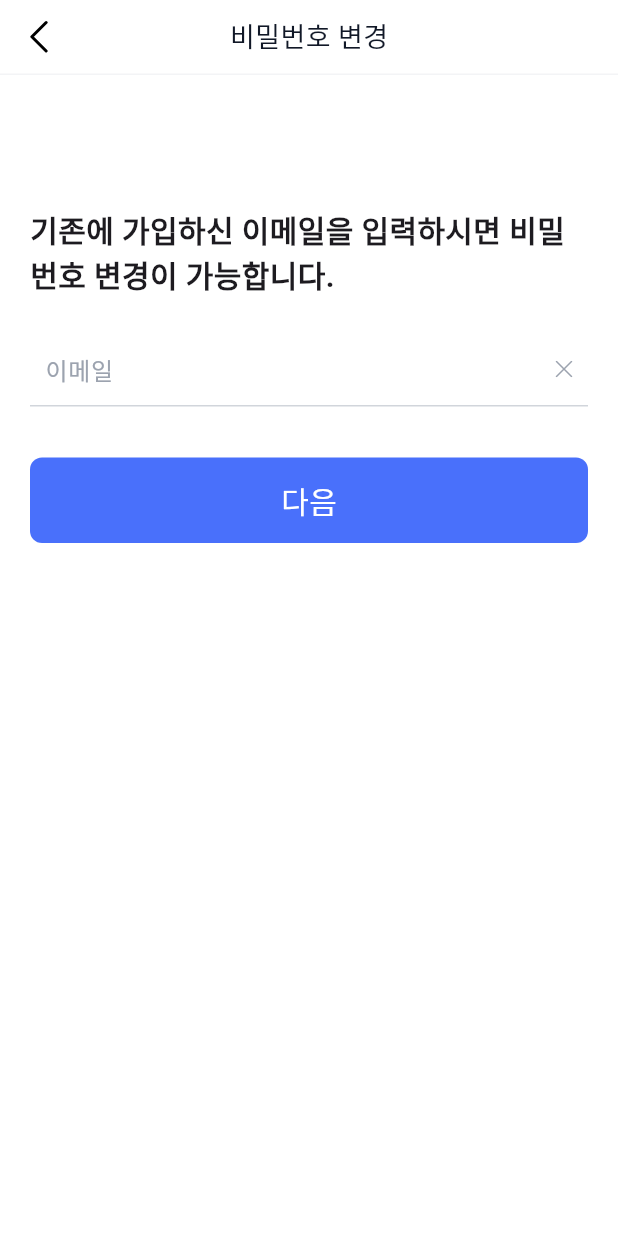
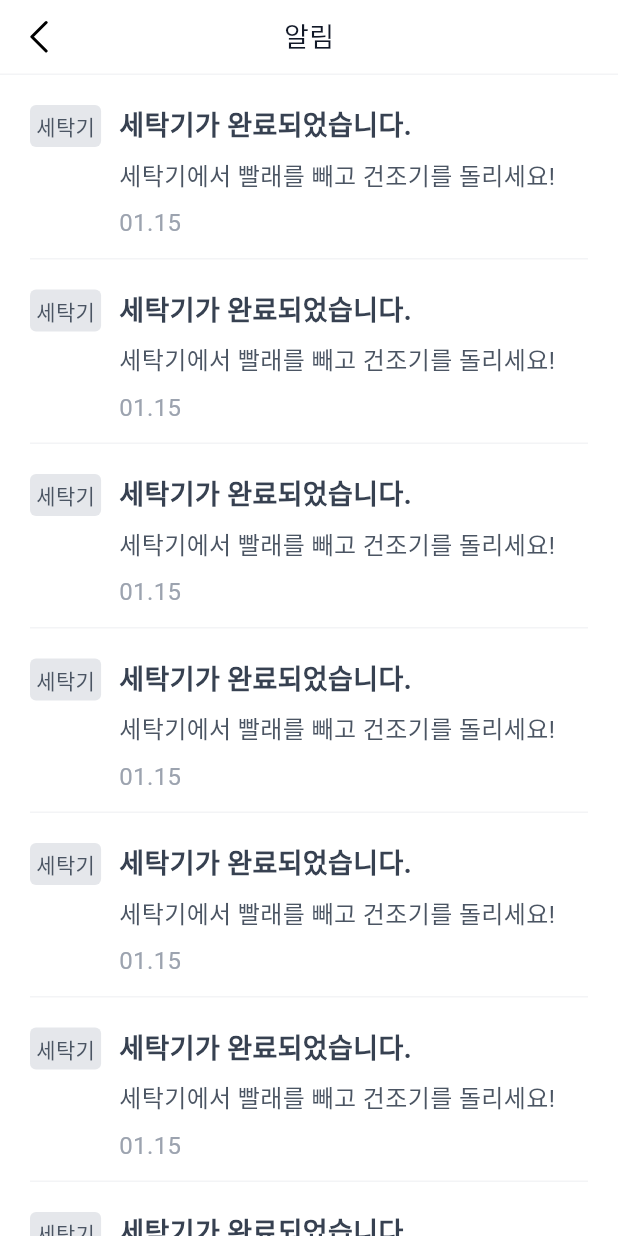
Before and after one commit to TeamPLOY/Bubble_v2, a Flutter app: the screen it shows after launch, on a phone screen of 412 x 824 dp. Run offline on Flutter 3.47's test engine with Material 3 defaults, Android fonts, the phone set to English and light mode, and no system bars; our stand-ins replace flutter_svg, get; Roboto replaces fonts that are missing (PretendardBold, PretendardMedium, PretendardRegular).

Commit message:
feat : 알림 페이지 퍼블리싱 완료

```diff
--- a/lib/main.dart
+++ b/lib/main.dart
@@ -1,4 +1,5 @@
 import 'package:bubble_v2/app/config/app_color.dart';
+import 'package:bubble_v2/presentation/page/alram.dart';
 import 'package:bubble_v2/presentation/page/login.dart';
 import 'package:bubble_v2/presentation/page/notice.dart';
 import 'package:bubble_v2/presentation/page/noticeDetail.dart';
@@ -31,10 +32,11 @@ class MainApp extends StatelessWidget {
         GetPage(name: '/Notice', page: ()=>const NoticePage()),
         GetPage(name: '/NoticeDetail/:id', page: ()=>NoticeDetailPage()),
         GetPage(name: '/PsChangeEmail', page:()=> Pschangeemail()),
-        GetPage(name: '/PsChange', page:()=> Pschange())
+        GetPage(name: '/PsChange', page:()=> Pschange()),
+        GetPage(name: '/Alram', page: ()=> AlramPage())
       ],
       debugShowCheckedModeBanner: false,
-      initialRoute: '/PsChangeEmail',
+      initialRoute: '/Alram',
     );
   }
 }
--- /dev/null
+++ b/lib/presentation/page/alram.dart
@@ -0,0 +1,38 @@
+import 'package:bubble_v2/app/config/app_color.dart';
+import 'package:bubble_v2/presentation/widget/components/alram/alrambox.dart';
+import 'package:bubble_v2/presentation/widget/header/Header.dart';
+import 'package:flutter/material.dart';
+
+class AlramPage extends StatefulWidget {
+  const AlramPage({super.key});
+
+  @override
+  State<AlramPage> createState() => _AlramPageState();
+}
+
+class _AlramPageState extends State<AlramPage> {
+  @override
+  Widget build(BuildContext context) {
+    return Scaffold(
+      backgroundColor: AppColor.white100,
+      body: Column(
+        children: [
+          const Header(text: '알림',url: 'Login',),
+          const SizedBox(height: 20,),
+          Expanded(
+              child: Padding(
+                padding: const EdgeInsets.symmetric(horizontal: 20),
+                child: ListView.separated(
+                  separatorBuilder: (context, index) => const SizedBox(height: 20,),
+                  itemCount: 12,
+                  itemBuilder: (context, index) {
+                    return const Alrambox(isMachine: true,date: '01.15',);
+                  },
+                ),
+              ),
+            ),
+        ],
+      ),
+    );
+  }
+}
--- /dev/null
+++ b/lib/presentation/widget/components/alram/alramBox.dart
@@ -0,0 +1,70 @@
+import 'package:bubble_v2/app/config/app_color.dart';
+import 'package:bubble_v2/app/config/app_text_styles.dart';
+import 'package:flutter/material.dart';
+
+class Alrambox extends StatefulWidget {
+  final bool isMachine;
+  final String date;
+  const Alrambox({required this.date,required this.isMachine,super.key});
+
+  @override
+  State<Alrambox> createState() => _AlramboxState();
+}
+
+class _AlramboxState extends State<Alrambox> {
+  late String text;
+
+  @override
+  void initState() {
+    //ture이면 세탁기 false이면 건조기
+    if(widget.isMachine==true){
+      text='세탁기';
+    }
+    else{
+      text="건조기";
+    }
+    super.initState();
+  }
+
+
+  @override
+  Widget build(BuildContext context) {
+    return Container(
+      decoration: BoxDecoration(
+        border: Border(bottom: BorderSide(color: AppColor.gray100,width: 1))
+      ),
+      child: Row(
+        crossAxisAlignment: CrossAxisAlignment.start,
+        mainAxisAlignment: MainAxisAlignment.start,
+        children: [
+          Container(
+            decoration: BoxDecoration(
+              color: AppColor.gray200,
+               borderRadius: BorderRadius.circular(4),
+            ),
+            padding: const EdgeInsets.all(4),
+            child: Center(
+              child: Text(text,style: AppTextStyles.M14.copyWith(color: AppColor.gray600),),
+            ),
+          ),
+          const SizedBox(width: 12,),
+          Expanded(
+            child: Column(
+              crossAxisAlignment: CrossAxisAlignment.start,
+              mainAxisAlignment: MainAxisAlignment.start,
+              children: [
+                Text('$text가 완료되었습니다.',style: AppTextStyles.B18.copyWith(color: AppColor.gray700),),
+                const SizedBox(height: 8,),
+                widget.isMachine?Text('세탁기에서 빨래를 빼고 건조기를 돌리세요!',style: AppTextStyles.R16.copyWith(color: AppColor.gray600),)
+                :Text('빠르게 건조기에서 빨래를 빼주세요!',style: AppTextStyles.R16.copyWith(color: AppColor.gray600),),
+                const SizedBox(height: 8,),
+                Text(widget.date,style: AppTextStyles.R16.copyWith(color: AppColor.gray400),),
+                const SizedBox(height: 12,),
+              ],
+            ),
+          )
+        ],
+      ),
+    );
+  }
+}
--- a/lib/presentation/widget/components/notice/noticeBox.dart
+++ b/lib/presentation/widget/components/notice/noticeBox.dart
@@ -14,9 +14,8 @@ class Noticebox extends StatelessWidget {
         color: AppColor.white100,
         border: Border(bottom: BorderSide(color: AppColor.gray300,width: 1))
       ),
-      height: 105,
       child: Padding(
-        padding: const EdgeInsets.symmetric(horizontal: 20),
+        padding: const EdgeInsets.symmetric(horizontal: 20,vertical: 26),
         child: Row(
           children: [
             Expanded(
```
